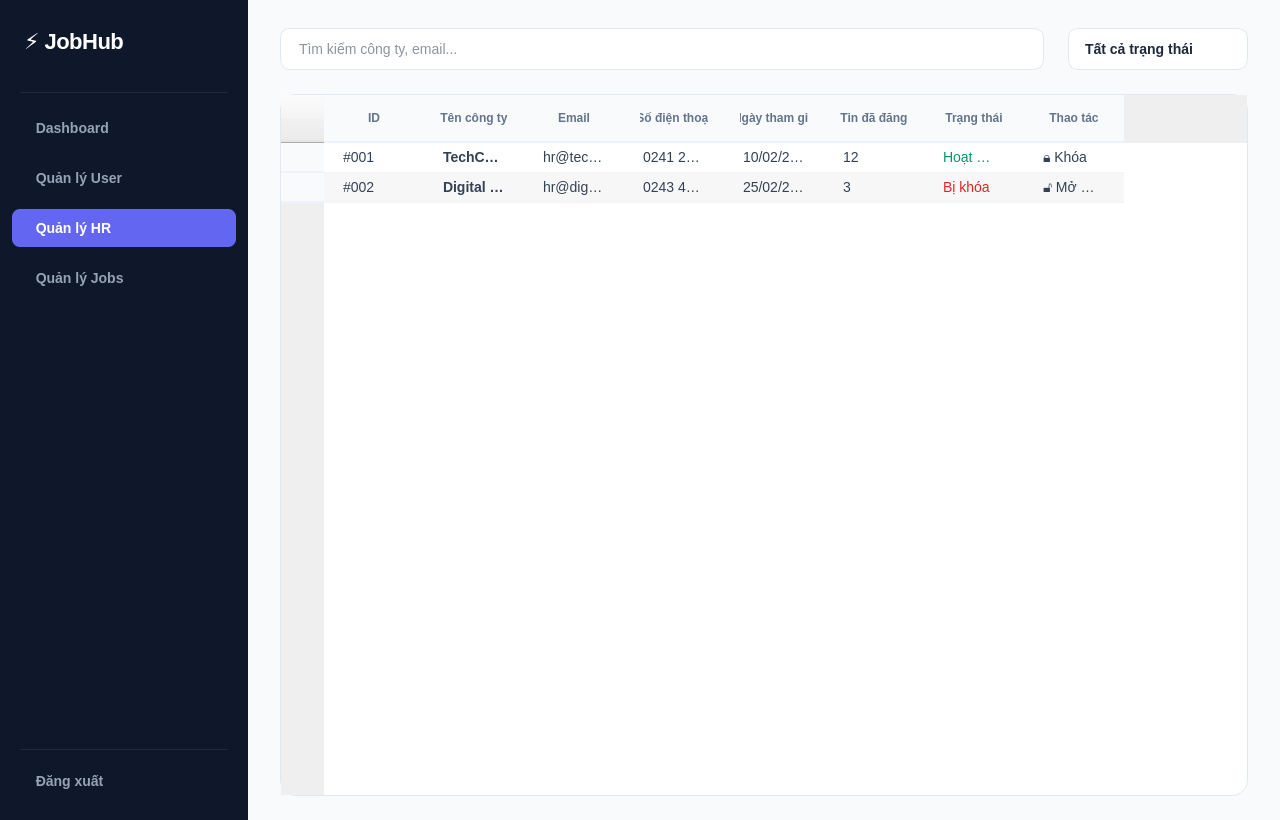
Above: client/resources/ui/QuanLyHR.ui from imaira203/BTLPY_N21_D31 before the change. Below: the same form after it.
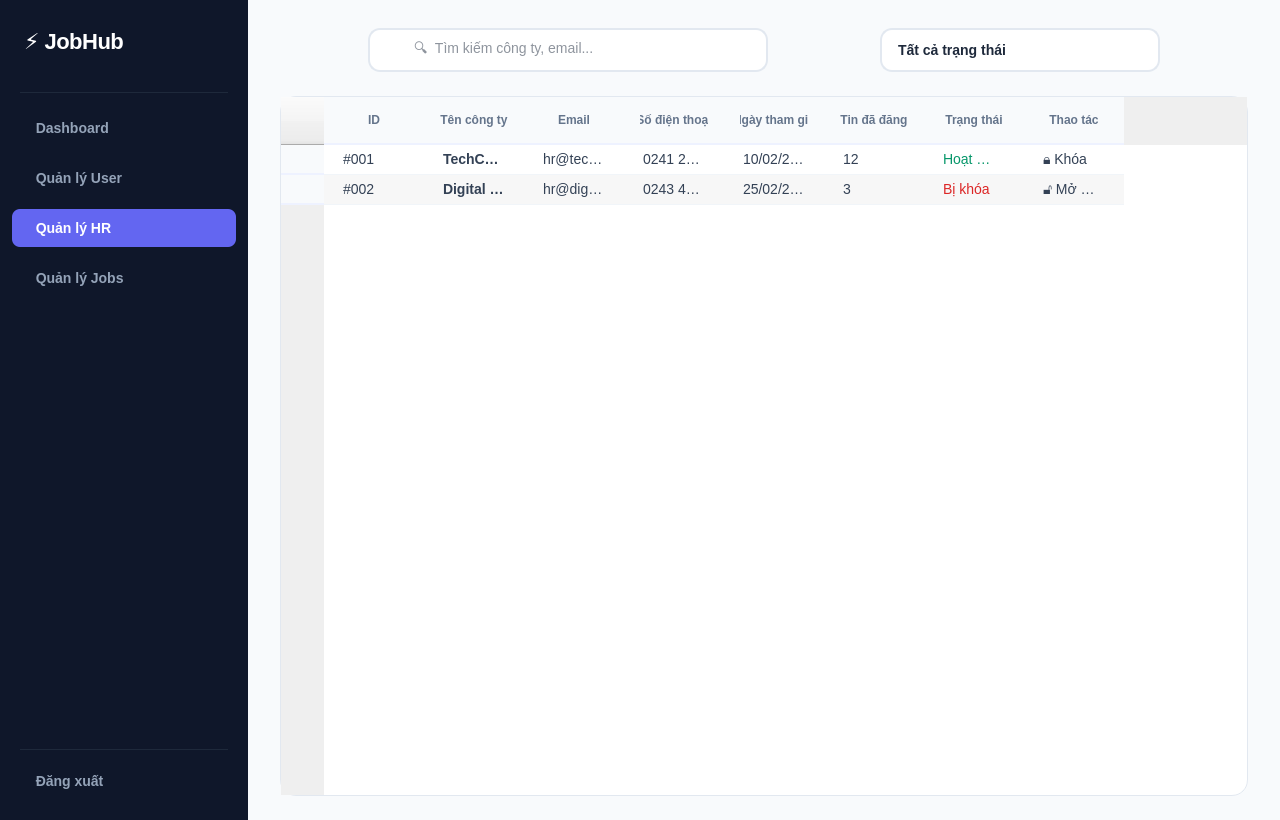
That is the form after the change.

Commit message: fix ui hrdashboar, fix thanh tim kiem, dropdown va sua bang thu nhap

```diff
--- a/client/resources/ui/QuanLyHR.ui
+++ b/client/resources/ui/QuanLyHR.ui
@@ -250,18 +250,45 @@
           <widget class="QLineEdit" name="searchInput">
            <property name="minimumSize">
             <size>
-             <width>280</width>
-             <height>42</height>
+             <width>320</width>
+             <height>44</height>
+            </size>
+           </property>
+           <property name="maximumSize">
+            <size>
+             <width>400</width>
+             <height>44</height>
             </size>
            </property>
            <property name="styleSheet">
             <string notr="true">
-             QLineEdit { background-color: #FFFFFF; border: 1px solid #E2E8F0; border-radius: 10px; padding: 0px 16px; font-size: 14px; color: #1E293B; }
-             QLineEdit:focus { border: 2px solid #6366F1; }
+             QLineEdit {
+                 background-color: #FFFFFF;
+                 border: 1.5px solid #E2E8F0;
+                 border-radius: 12px;
+                 padding: 8px 16px 8px 42px;
+                 font-size: 14px;
+                 font-family: 'Segoe UI', 'Inter', sans-serif;
+                 color: #1E293B;
+                 selection-background-color: #EEF2FF;
+                 selection-color: #6366F1;
+             }
+             QLineEdit:hover {
+                 border: 1.5px solid #CBD5E1;
+                 background-color: #FAFBFF;
+             }
+             QLineEdit:focus {
+                 border: 2px solid #6366F1;
+                 background-color: #FFFAFF;
+                 outline: none;
+             }
+             QLineEdit::placeholder {
+                 color: #A3ADB8;
+             }
             </string>
            </property>
            <property name="placeholderText">
-            <string>Tìm kiếm công ty, email...</string>
+            <string>🔍  Tìm kiếm công ty, email...</string>
            </property>
           </widget>
          </item>
@@ -269,15 +296,74 @@
           <widget class="QComboBox" name="statusFilter">
            <property name="minimumSize">
             <size>
-             <width>180</width>
-             <height>42</height>
+             <width>200</width>
+             <height>44</height>
+            </size>
+           </property>
+           <property name="maximumSize">
+            <size>
+             <width>280</width>
+             <height>44</height>
             </size>
            </property>
            <property name="styleSheet">
             <string notr="true">
-             QComboBox { background-color: #FFFFFF; border: 1px solid #E2E8F0; border-radius: 10px; padding: 0px 16px; font-size: 14px; color: #1E293B; font-weight: 500; }
-             QComboBox::drop-down { border: none; width: 30px; }
-             QComboBox QAbstractItemView { background-color: #FFFFFF; border: 1px solid #E2E8F0; border-radius: 10px; selection-background-color: #EEF2FF; selection-color: #6366F1; outline: none; padding: 4px; }
+             QComboBox {
+                 background-color: #FFFFFF;
+                 border: 1.5px solid #E2E8F0;
+                 border-radius: 12px;
+                 padding: 6px 12px 6px 16px;
+                 font-size: 14px;
+                 font-family: 'Segoe UI', 'Inter', sans-serif;
+                 color: #1E293B;
+                 font-weight: 500;
+                 outline: none;
+             }
+             QComboBox:hover {
+                 border: 1.5px solid #CBD5E1;
+                 background-color: #FAFBFF;
+             }
+             QComboBox:focus,
+             QComboBox:on {
+                 border: 2px solid #6366F1;
+                 background-color: #FFFAFF;
+             }
+             QComboBox::drop-down {
+                 border: none;
+                 width: 32px;
+                 subcontrol-position: right center;
+             }
+             QComboBox::down-arrow {
+                 image: none;
+                 width: 12px;
+                 height: 12px;
+             }
+             QComboBox QAbstractItemView {
+                 background-color: #FFFFFF;
+                 border: 1.5px solid #E2E8F0;
+                 border-radius: 12px;
+                 selection-background-color: #EEF2FF;
+                 selection-color: #6366F1;
+                 outline: none;
+                 padding: 6px;
+                 margin-top: 4px;
+             }
+             QComboBox QAbstractItemView::item {
+                 padding: 10px 14px;
+                 border-radius: 8px;
+                 min-height: 36px;
+                 font-weight: 500;
+                 color: #334155;
+             }
+             QComboBox QAbstractItemView::item:hover {
+                 background-color: #F5F3FF;
+                 color: #6366F1;
+             }
+             QComboBox QAbstractItemView::item:selected {
+                 background-color: #EEF2FF;
+                 color: #6366F1;
+                 font-weight: 600;
+             }
             </string>
            </property>
            <item>
```
The commit also changes 7 other files.
